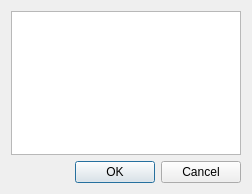
First picture: the form in src/ui/layout/qgslayoutlegendlayersdialogbase.ui, repository qgis/QGIS, before the edit.
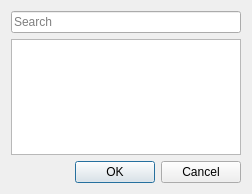
Second picture: the form after the edit. Custom widgets are drawn as their Qt base class.

Commit message:
[layouts] Add search filter box to 'add layer to legend' dialog
Helps with finding specific layers in large projects

```diff
--- a/src/ui/layout/qgslayoutlegendlayersdialogbase.ui
+++ b/src/ui/layout/qgslayoutlegendlayersdialogbase.ui
@@ -14,7 +14,10 @@
    <string>Add Layer to Legend</string>
   </property>
   <layout class="QGridLayout" name="gridLayout">
-   <item row="1" column="0">
+   <property name="spacing">
+    <number>6</number>
+   </property>
+   <item row="2" column="0">
     <widget class="QDialogButtonBox" name="buttonBox">
      <property name="orientation">
       <enum>Qt::Horizontal</enum>
@@ -24,15 +27,33 @@
      </property>
     </widget>
    </item>
-   <item row="0" column="0">
+   <item row="1" column="0">
     <widget class="QListView" name="listMapLayers">
      <property name="selectionMode">
       <enum>QAbstractItemView::ExtendedSelection</enum>
      </property>
     </widget>
    </item>
+   <item row="0" column="0">
+    <widget class="QgsFilterLineEdit" name="mFilterLineEdit">
+     <property name="placeholderText">
+      <string>Search</string>
+     </property>
+    </widget>
+   </item>
   </layout>
  </widget>
+ <customwidgets>
+  <customwidget>
+   <class>QgsFilterLineEdit</class>
+   <extends>QLineEdit</extends>
+   <header>qgsfilterlineedit.h</header>
+  </customwidget>
+ </customwidgets>
+ <tabstops>
+  <tabstop>mFilterLineEdit</tabstop>
+  <tabstop>listMapLayers</tabstop>
+ </tabstops>
  <resources/>
  <connections>
   <connection>
```
The commit also changes 1 other file.
